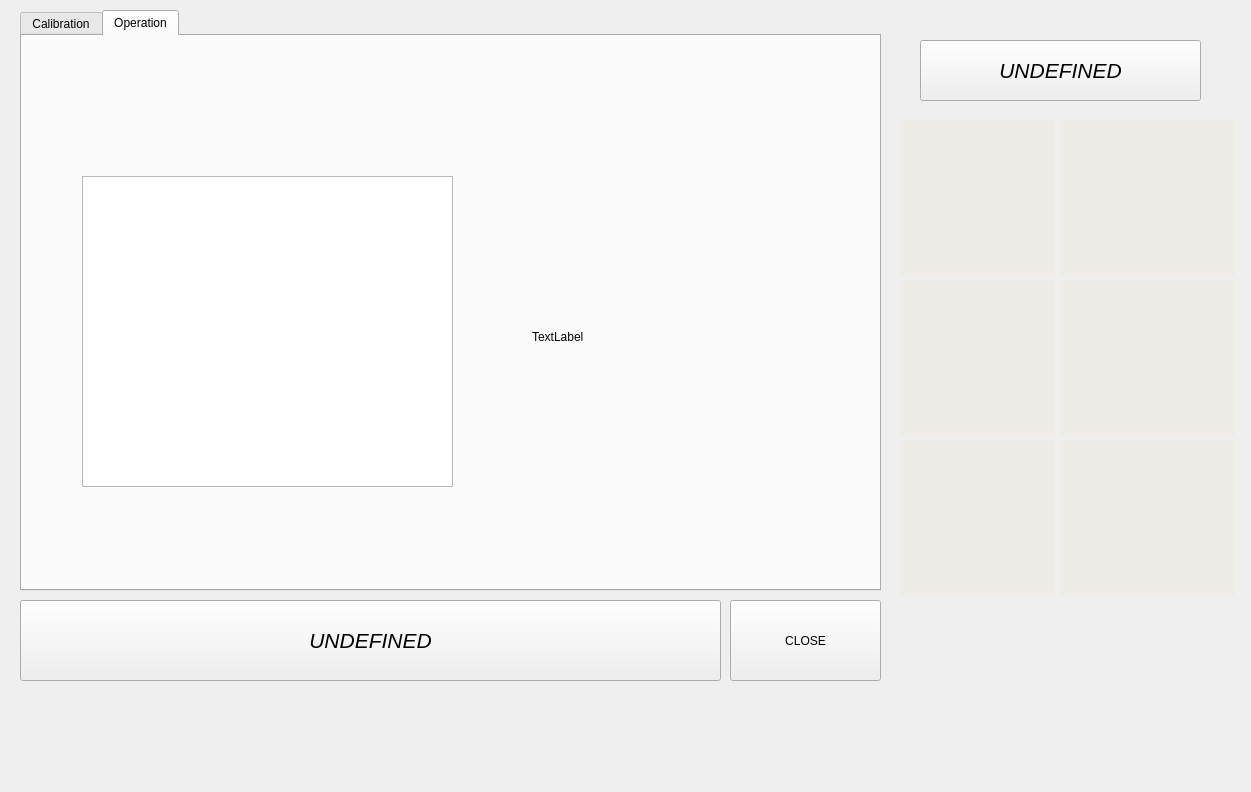
Old version of the form DriverStation/mainwindow.ui in the repository dgitz/DriverStation.
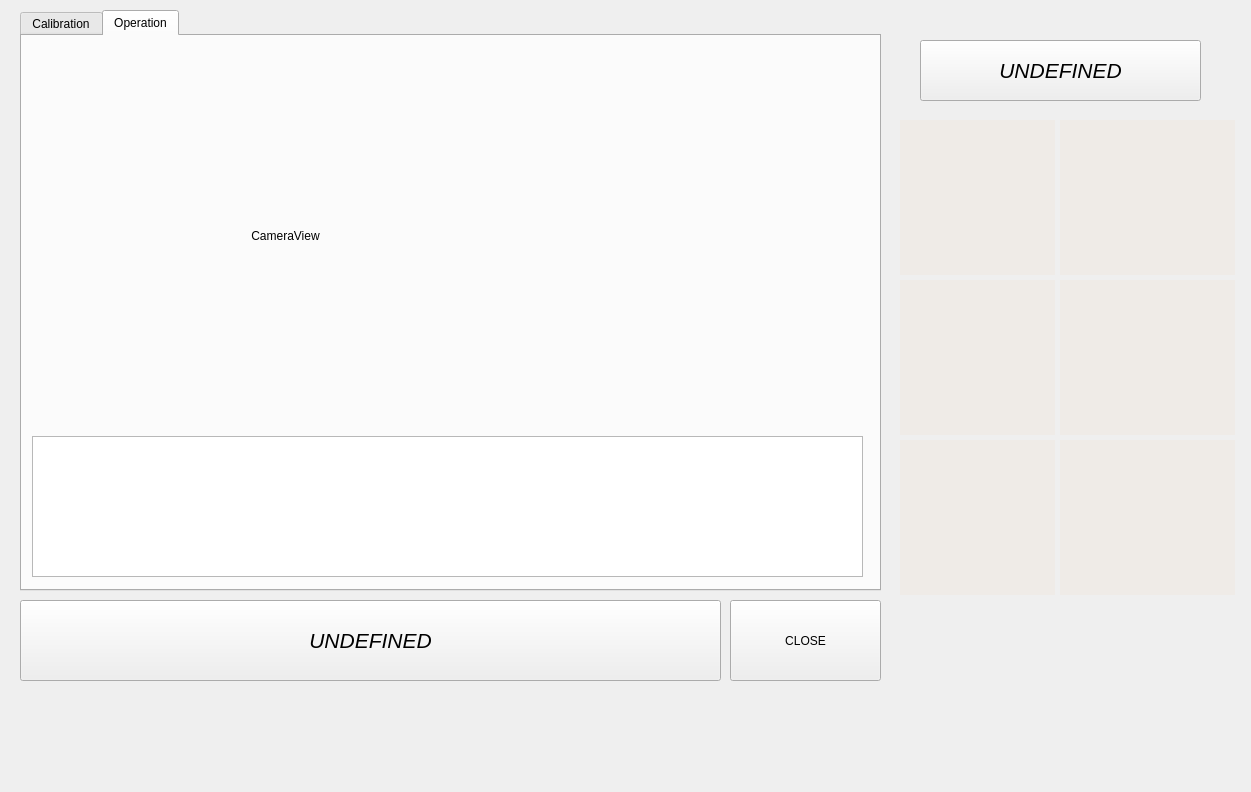
New version of the form.

Patch:
```diff
--- a/DriverStation/mainwindow.ui
+++ b/DriverStation/mainwindow.ui
@@ -1135,24 +1135,27 @@
      <widget class="QTextBrowser" name="tInfo">
       <property name="geometry">
        <rect>
-        <x>60</x>
-        <y>140</y>
-        <width>371</width>
-        <height>311</height>
+        <x>10</x>
+        <y>400</y>
+        <width>831</width>
+        <height>141</height>
        </rect>
       </property>
      </widget>
      <widget class="QLabel" name="iCameraView">
       <property name="geometry">
        <rect>
-        <x>510</x>
-        <y>190</y>
-        <width>251</width>
-        <height>221</height>
+        <x>10</x>
+        <y>10</y>
+        <width>507</width>
+        <height>380</height>
        </rect>
       </property>
       <property name="text">
-       <string>TextLabel</string>
+       <string>CameraView</string>
+      </property>
+      <property name="alignment">
+       <set>Qt::AlignCenter</set>
       </property>
      </widget>
     </widget>
```
